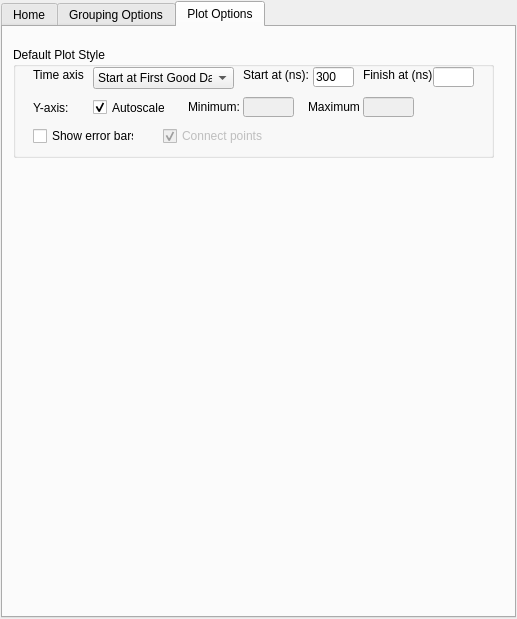
mantidproject/mantid, file Code/Mantid/MantidQt/CustomInterfaces/inc/MantidQtCustomInterfaces/MuonAnalysis.ui: the form before one commit.
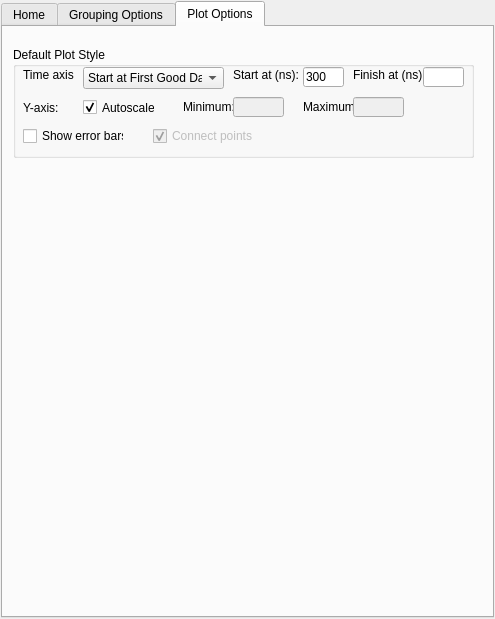
The form after the commit. The open tabs and pages were chosen to show the change. Custom widgets are drawn as their Qt base class.

Commit message: Tidied up compressed MuonAnalysis look. re #1849

What changed in the file:
```diff
--- a/Code/Mantid/MantidQt/CustomInterfaces/inc/MantidQtCustomInterfaces/MuonAnalysis.ui
+++ b/Code/Mantid/MantidQt/CustomInterfaces/inc/MantidQtCustomInterfaces/MuonAnalysis.ui
@@ -5,7 +5,7 @@
    <rect>
     <x>0</x>
     <y>0</y>
-    <width>517</width>
+    <width>495</width>
     <height>619</height>
    </rect>
   </property>
@@ -750,7 +750,7 @@
         <rect>
          <x>10</x>
          <y>20</y>
-         <width>481</width>
+         <width>461</width>
          <height>111</height>
         </rect>
        </property>
@@ -760,7 +760,7 @@
        <widget class="QLabel" name="label_10" >
         <property name="geometry" >
          <rect>
-          <x>20</x>
+          <x>10</x>
           <y>20</y>
           <width>51</width>
           <height>16</height>
@@ -776,7 +776,7 @@
         </property>
         <property name="geometry" >
          <rect>
-          <x>230</x>
+          <x>220</x>
           <y>20</y>
           <width>71</width>
           <height>16</height>
@@ -789,7 +789,7 @@
        <widget class="QLabel" name="timeAxisFinishAtLabel" >
         <property name="geometry" >
          <rect>
-          <x>350</x>
+          <x>340</x>
           <y>20</y>
           <width>71</width>
           <height>16</height>
@@ -805,7 +805,7 @@
         </property>
         <property name="geometry" >
          <rect>
-          <x>300</x>
+          <x>290</x>
           <y>20</y>
           <width>41</width>
           <height>20</height>
@@ -818,7 +818,7 @@
        <widget class="QLineEdit" name="timeAxisFinishAtInput" >
         <property name="geometry" >
          <rect>
-          <x>420</x>
+          <x>410</x>
           <y>20</y>
           <width>41</width>
           <height>20</height>
@@ -828,7 +828,7 @@
        <widget class="QLabel" name="label_11" >
         <property name="geometry" >
          <rect>
-          <x>20</x>
+          <x>10</x>
           <y>50</y>
           <width>46</width>
           <height>21</height>
@@ -841,7 +841,7 @@
        <widget class="QCheckBox" name="yAxisAutoscale" >
         <property name="geometry" >
          <rect>
-          <x>80</x>
+          <x>70</x>
           <y>50</y>
           <width>72</width>
           <height>21</height>
@@ -860,7 +860,7 @@
         </property>
         <property name="geometry" >
          <rect>
-          <x>175</x>
+          <x>170</x>
           <y>50</y>
           <width>51</width>
           <height>20</height>
@@ -876,7 +876,7 @@
         </property>
         <property name="geometry" >
          <rect>
-          <x>230</x>
+          <x>220</x>
           <y>50</y>
           <width>51</width>
           <height>20</height>
@@ -889,7 +889,7 @@
         </property>
         <property name="geometry" >
          <rect>
-          <x>295</x>
+          <x>290</x>
           <y>50</y>
           <width>51</width>
           <height>20</height>
@@ -905,7 +905,7 @@
         </property>
         <property name="geometry" >
          <rect>
-          <x>350</x>
+          <x>340</x>
           <y>50</y>
           <width>51</width>
           <height>20</height>
@@ -918,7 +918,7 @@
         </property>
         <property name="geometry" >
          <rect>
-          <x>20</x>
+          <x>10</x>
           <y>80</y>
           <width>101</width>
           <height>18</height>
@@ -934,7 +934,7 @@
         </property>
         <property name="geometry" >
          <rect>
-          <x>150</x>
+          <x>140</x>
           <y>80</y>
           <width>101</width>
           <height>18</height>
@@ -950,7 +950,7 @@
        <widget class="QComboBox" name="timeComboBox" >
         <property name="geometry" >
          <rect>
-          <x>80</x>
+          <x>70</x>
           <y>20</y>
           <width>141</width>
           <height>22</height>
```
Left out of the diff: 36 changed lines with no effect on the pictures.
